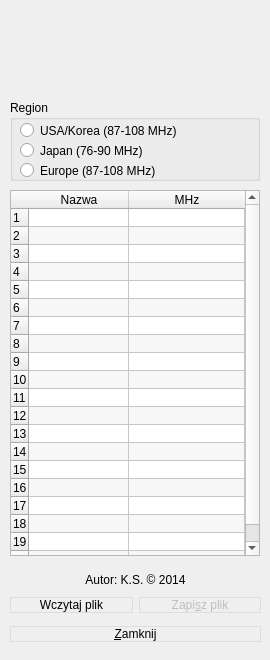
Qt form app/iriverui.ui (dasdwe/iRiver-Tuner-Config) before a commit.
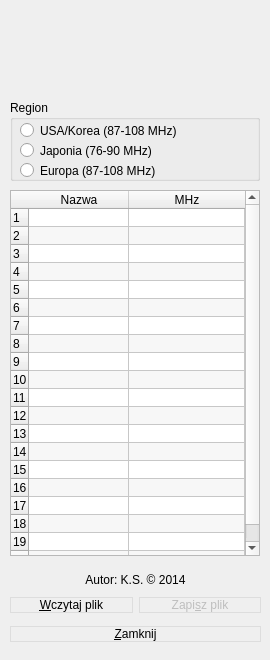
The same form after that commit. Icons and pictures are not drawn.

Commit message: Column resizing is now disabled

Diff of the .ui file:
```diff
--- a/app/iriverui.ui
+++ b/app/iriverui.ui
@@ -525,7 +525,7 @@
      </rect>
     </property>
     <property name="text">
-     <string>Japan (76-90 MHz)</string>
+     <string>Japonia (76-90 MHz)</string>
     </property>
    </widget>
    <widget class="QRadioButton" name="radioEurope">
@@ -538,7 +538,7 @@
      </rect>
     </property>
     <property name="text">
-     <string>Europe (87-108 MHz)</string>
+     <string>Europa (87-108 MHz)</string>
     </property>
    </widget>
   </widget>
@@ -560,7 +560,7 @@
          <string notr="true">border:1px solid #ddd;</string>
         </property>
         <property name="text">
-         <string>Wczytaj plik</string>
+         <string>&amp;Wczytaj plik</string>
         </property>
        </widget>
       </item>
```
The commit also changes 2 other files.
